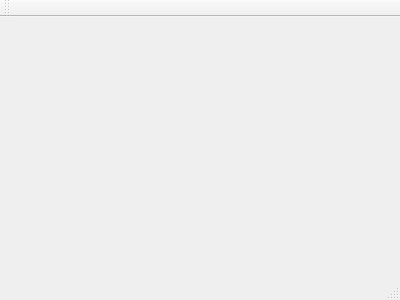
Qt form InfoSyetem/mainwindow.ui (redisread/InfoManageSystem) before a commit.
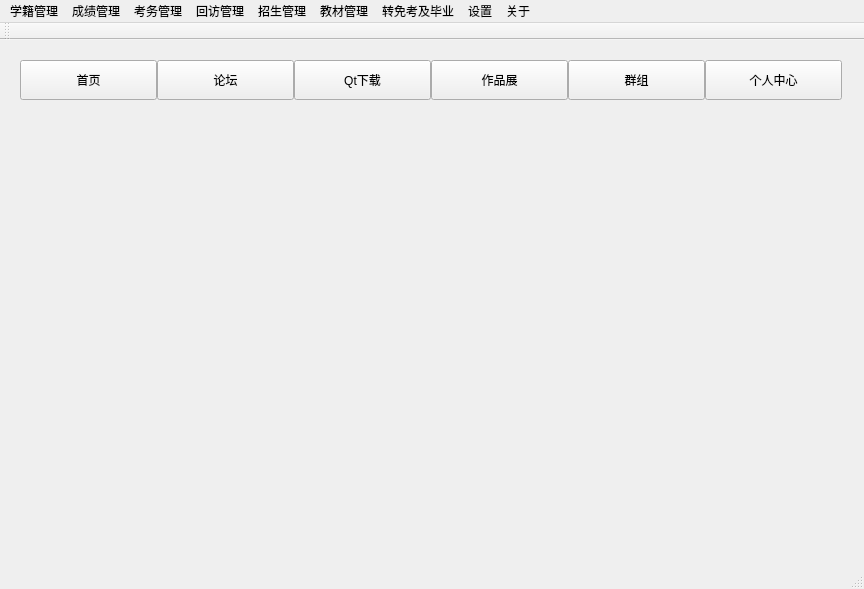
The same form after that commit. Custom widgets are drawn as their Qt base class.

What changed in the file:
```diff
--- a/InfoSyetem/mainwindow.ui
+++ b/InfoSyetem/mainwindow.ui
@@ -1,24 +1,338 @@
 <ui version="4.0">
  <class>MainWindow</class>
- <widget class="QMainWindow" name="MainWindow" >
-  <property name="geometry" >
+ <widget class="QMainWindow" name="MainWindow">
+  <property name="geometry">
    <rect>
     <x>0</x>
     <y>0</y>
-    <width>400</width>
-    <height>300</height>
+    <width>864</width>
+    <height>589</height>
    </rect>
   </property>
   <property name="windowTitle" >
    <string>MainWindow</string>
   </property>
-  <widget class="QMenuBar" name="menuBar" />
-  <widget class="QToolBar" name="mainToolBar" />
-  <widget class="QWidget" name="centralWidget" />
-  <widget class="QStatusBar" name="statusBar" />
+  <widget class="QWidget" name="centralWidget">
+   <widget class="QWidget" name="widgetNav7" native="true">
+    <property name="geometry">
+     <rect>
+      <x>20</x>
+      <y>20</y>
+      <width>822</width>
+      <height>40</height>
+     </rect>
+    </property>
+    <property name="minimumSize">
+     <size>
+      <width>0</width>
+      <height>40</height>
+     </size>
+    </property>
+    <property name="maximumSize">
+     <size>
+      <width>16777215</width>
+      <height>40</height>
+     </size>
+    </property>
+    <layout class="QHBoxLayout" name="horizontalLayout_2">
+     <property name="spacing">
+      <number>0</number>
+     </property>
+     <property name="leftMargin">
+      <number>0</number>
+     </property>
+     <property name="topMargin">
+      <number>0</number>
+     </property>
+     <property name="rightMargin">
+      <number>0</number>
+     </property>
+     <property name="bottomMargin">
+      <number>0</number>
+     </property>
+     <item>
+      <widget class="NavButton" name="navButton71">
+       <property name="sizePolicy">
+        <sizepolicy hsizetype="Minimum" vsizetype="Expanding">
+         <horstretch>0</horstretch>
+         <verstretch>0</verstretch>
+        </sizepolicy>
+       </property>
+       <property name="text">
+        <string>首页</string>
+       </property>
+      </widget>
+     </item>
+     <item>
+      <widget class="NavButton" name="navButton72">
+       <property name="sizePolicy">
+        <sizepolicy hsizetype="Minimum" vsizetype="Expanding">
+         <horstretch>0</horstretch>
+         <verstretch>0</verstretch>
+        </sizepolicy>
+       </property>
+       <property name="text">
+        <string>论坛</string>
+       </property>
+      </widget>
+     </item>
+     <item>
+      <widget class="NavButton" name="navButton73">
+       <property name="sizePolicy">
+        <sizepolicy hsizetype="Minimum" vsizetype="Expanding">
+         <horstretch>0</horstretch>
+         <verstretch>0</verstretch>
+        </sizepolicy>
+       </property>
+       <property name="text">
+        <string>Qt下载</string>
+       </property>
+      </widget>
+     </item>
+     <item>
+      <widget class="NavButton" name="navButton74">
+       <property name="sizePolicy">
+        <sizepolicy hsizetype="Minimum" vsizetype="Expanding">
+         <horstretch>0</horstretch>
+         <verstretch>0</verstretch>
+        </sizepolicy>
+       </property>
+       <property name="text">
+        <string>作品展</string>
+       </property>
+      </widget>
+     </item>
+     <item>
+      <widget class="NavButton" name="navButton75">
+       <property name="sizePolicy">
+        <sizepolicy hsizetype="Minimum" vsizetype="Expanding">
+         <horstretch>0</horstretch>
+         <verstretch>0</verstretch>
+        </sizepolicy>
+       </property>
+       <property name="text">
+        <string>群组</string>
+       </property>
+      </widget>
+     </item>
+     <item>
+      <widget class="NavButton" name="navButton76">
+       <property name="sizePolicy">
+        <sizepolicy hsizetype="Minimum" vsizetype="Expanding">
+         <horstretch>0</horstretch>
+         <verstretch>0</verstretch>
+        </sizepolicy>
+       </property>
+       <property name="text">
+        <string>个人中心</string>
+       </property>
+      </widget>
+     </item>
+    </layout>
+   </widget>
+  </widget>
+  <widget class="QMenuBar" name="menuBar">
+   <property name="geometry">
+    <rect>
+     <x>0</x>
+     <y>0</y>
+     <width>864</width>
+     <height>26</height>
+    </rect>
+   </property>
+   <widget class="QMenu" name="menuruanjian">
+    <property name="title">
+     <string>学籍管理</string>
+    </property>
+    <addaction name="actionxuejiu"/>
+    <addaction name="actionzaijitongji"/>
+    <addaction name="actionbanzhurendaibang"/>
+    <addaction name="actionsdf"/>
+    <addaction name="actionda"/>
+   </widget>
+   <widget class="QMenu" name="menudsasdsa">
+    <property name="title">
+     <string>成绩管理</string>
+    </property>
+    <addaction name="actionchji"/>
+    <addaction name="actiond"/>
+    <addaction name="actiond_2"/>
+    <addaction name="actiond_3"/>
+   </widget>
+   <widget class="QMenu" name="menu">
+    <property name="title">
+     <string>考务管理</string>
+    </property>
+    <addaction name="actiona"/>
+    <addaction name="actionb"/>
+    <addaction name="actionc"/>
+    <addaction name="actiond_4"/>
+    <addaction name="actionr"/>
+    <addaction name="actionf"/>
+    <addaction name="actiong"/>
+    <addaction name="actionh"/>
+   </widget>
+   <widget class="QMenu" name="menu_2">
+    <property name="title">
+     <string>回访管理</string>
+    </property>
+    <addaction name="actionhuifangjilu"/>
+    <addaction name="actiond_5"/>
+    <addaction name="actionad"/>
+   </widget>
+   <widget class="QMenu" name="menu_3">
+    <property name="title">
+     <string>招生管理</string>
+    </property>
+   </widget>
+   <widget class="QMenu" name="menu_4">
+    <property name="title">
+     <string>教材管理</string>
+    </property>
+   </widget>
+   <widget class="QMenu" name="menu_5">
+    <property name="title">
+     <string>转免考及毕业</string>
+    </property>
+   </widget>
+   <widget class="QMenu" name="menu_6">
+    <property name="title">
+     <string>设置</string>
+    </property>
+   </widget>
+   <widget class="QMenu" name="menu_7">
+    <property name="title">
+     <string>关于</string>
+    </property>
+   </widget>
+   <addaction name="menuruanjian"/>
+   <addaction name="menudsasdsa"/>
+   <addaction name="menu"/>
+   <addaction name="menu_2"/>
+   <addaction name="menu_3"/>
+   <addaction name="menu_4"/>
+   <addaction name="menu_5"/>
+   <addaction name="menu_6"/>
+   <addaction name="menu_7"/>
+  </widget>
+  <widget class="QToolBar" name="mainToolBar">
+   <attribute name="toolBarArea">
+    <enum>TopToolBarArea</enum>
+   </attribute>
+   <attribute name="toolBarBreak">
+    <bool>false</bool>
+   </attribute>
+  </widget>
+  <widget class="QStatusBar" name="statusBar"/>
+  <action name="actionxuejiu">
+   <property name="text">
+    <string>学籍处理</string>
+   </property>
+  </action>
+  <action name="actionzaijitongji">
+   <property name="text">
+    <string>在籍统计</string>
+   </property>
+  </action>
+  <action name="actionbanzhurendaibang">
+   <property name="text">
+    <string>班主任带班统计</string>
+   </property>
+  </action>
+  <action name="actionsdf">
+   <property name="text">
+    <string>统计缴费人数</string>
+   </property>
+  </action>
+  <action name="actionda">
+   <property name="text">
+    <string>学籍变更查询</string>
+   </property>
+  </action>
+  <action name="actionchji">
+   <property name="text">
+    <string>成绩录入</string>
+   </property>
+  </action>
+  <action name="actiond">
+   <property name="text">
+    <string>成绩导入</string>
+   </property>
+  </action>
+  <action name="actiond_2">
+   <property name="text">
+    <string>成绩统计</string>
+   </property>
+  </action>
+  <action name="actiond_3">
+   <property name="text">
+    <string>成绩总表</string>
+   </property>
+  </action>
+  <action name="actiona">
+   <property name="text">
+    <string>报考单录入</string>
+   </property>
+  </action>
+  <action name="actionb">
+   <property name="text">
+    <string>报考单变更</string>
+   </property>
+  </action>
+  <action name="actionc">
+   <property name="text">
+    <string>网上报考单</string>
+   </property>
+  </action>
+  <action name="actiond_4">
+   <property name="text">
+    <string>导入报考科目</string>
+   </property>
+  </action>
+  <action name="actionr">
+   <property name="text">
+    <string>生成报考记录</string>
+   </property>
+  </action>
+  <action name="actionf">
+   <property name="text">
+    <string>f</string>
+   </property>
+  </action>
+  <action name="actiong">
+   <property name="text">
+    <string>g</string>
+   </property>
+  </action>
+  <action name="actionh">
+   <property name="text">
+    <string>h</string>
+   </property>
+  </action>
+  <action name="actionhuifangjilu">
+   <property name="text">
+    <string>回访记录汇总</string>
+   </property>
+  </action>
+  <action name="actiond_5">
+   <property name="text">
+    <string>回访结果统计</string>
+   </property>
+  </action>
+  <action name="actionad">
+   <property name="text">
+    <string>回访批次管理</string>
+   </property>
+  </action>
  </widget>
- <layoutDefault spacing="6" margin="11" />
- <pixmapfunction></pixmapfunction>
+ <layoutdefault spacing="6" margin="11"/>
+ <customwidgets>
+  <customwidget>
+   <class>NavButton</class>
+   <extends>QPushButton</extends>
+   <header>navbutton.h</header>
+  </customwidget>
+ </customwidgets>
  <resources/>
  <connections/>
 </ui>
```
Left out of the diff: 3 changed lines with no effect on the pictures.
